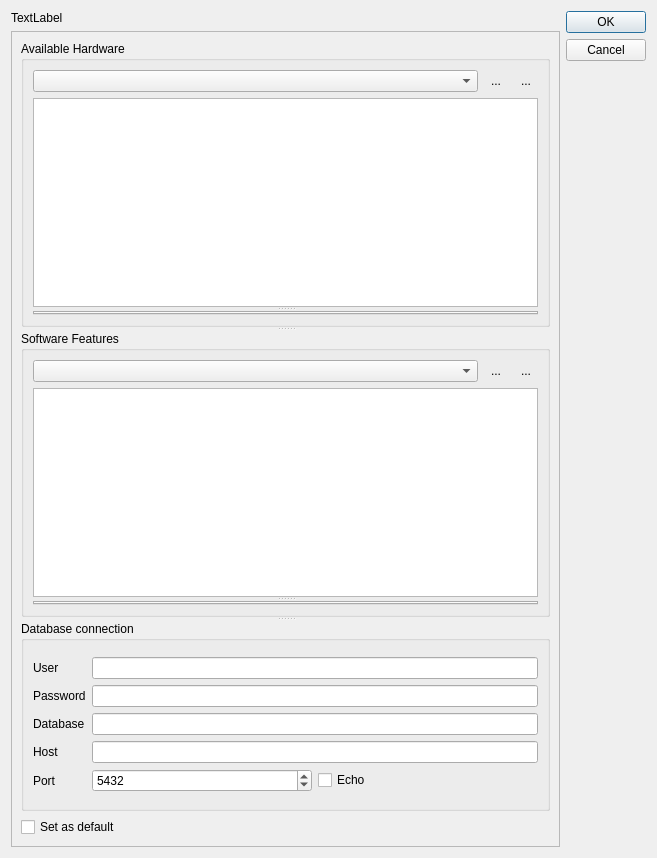
This is ui/ExptConfig.ui in MonroeQuantumNetworks/IonControl as Qt 5 draws it before an edit. The edited form follows.
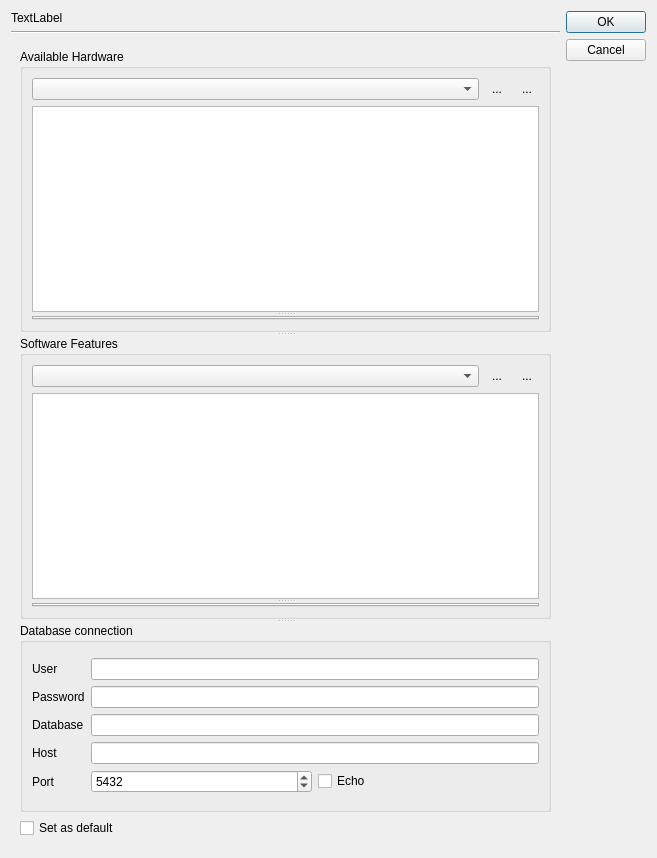
This is the edited form. Icons and pictures are not drawn.

Commit message: use lookup dicts, add config widget for FPGAs

Patch:
```diff
--- a/ui/ExptConfig.ui
+++ b/ui/ExptConfig.ui
@@ -26,8 +26,18 @@
        </property>
       </widget>
      </item>
+     <item>
+      <widget class="Line" name="line">
+       <property name="orientation">
+        <enum>Qt::Horizontal</enum>
+       </property>
+      </widget>
+     </item>
      <item>
       <widget class="QScrollArea" name="scrollArea">
+       <property name="frameShape">
+        <enum>QFrame::NoFrame</enum>
+       </property>
        <property name="widgetResizable">
         <bool>true</bool>
        </property>
@@ -36,8 +46,8 @@
          <rect>
           <x>0</x>
           <y>0</y>
-          <width>554</width>
-          <height>817</height>
+          <width>556</width>
+          <height>810</height>
          </rect>
         </property>
         <layout class="QVBoxLayout" name="verticalLayout_5">
```
The commit also changes 3 other files.
